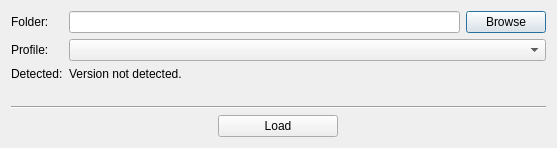
Above: WMVx/ClientChoiceDialog.ui from Frostshake/WMVx before the change. Below: the same form after it.
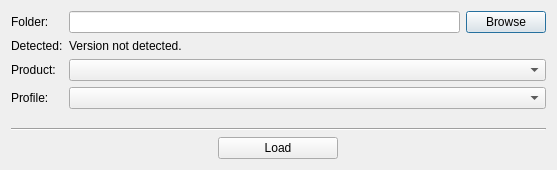
That is the form after the change.

Commit message: Added product choice to client dialog.  (classic & era options)

```diff
--- a/WMVx/ClientChoiceDialog.ui
+++ b/WMVx/ClientChoiceDialog.ui
@@ -10,7 +10,7 @@
     <x>0</x>
     <y>0</y>
     <width>557</width>
-    <height>148</height>
+    <height>170</height>
    </rect>
   </property>
   <property name="sizePolicy">
@@ -59,14 +59,14 @@
        </item>
       </layout>
      </item>
-     <item row="1" column="0">
+     <item row="3" column="0">
       <widget class="QLabel" name="label_2">
        <property name="text">
         <string>Profile:</string>
        </property>
       </widget>
      </item>
-     <item row="1" column="1">
+     <item row="3" column="1">
       <widget class="QComboBox" name="comboBoxProfile">
        <property name="sizePolicy">
         <sizepolicy hsizetype="Minimum" vsizetype="Fixed">
@@ -76,20 +76,30 @@
        </property>
       </widget>
      </item>
-     <item row="2" column="0">
+     <item row="1" column="0">
       <widget class="QLabel" name="label_3">
        <property name="text">
         <string>Detected:</string>
        </property>
       </widget>
      </item>
-     <item row="2" column="1">
+     <item row="1" column="1">
       <widget class="QLabel" name="labelDetectedVersion">
        <property name="text">
         <string>Version not detected.</string>
        </property>
       </widget>
      </item>
+     <item row="2" column="0">
+      <widget class="QLabel" name="label_4">
+       <property name="text">
+        <string>Product:</string>
+       </property>
+      </widget>
+     </item>
+     <item row="2" column="1">
+      <widget class="QComboBox" name="comboBoxProduct"/>
+     </item>
     </layout>
    </item>
    <item>
```
The commit also changes 7 other files.
